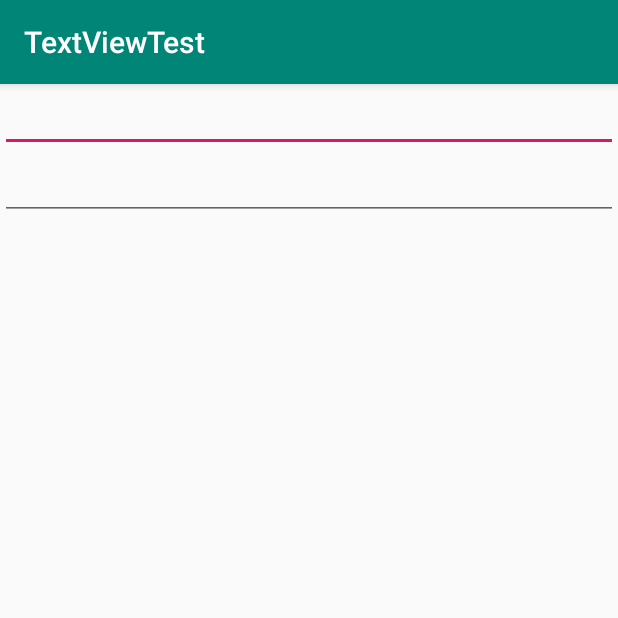
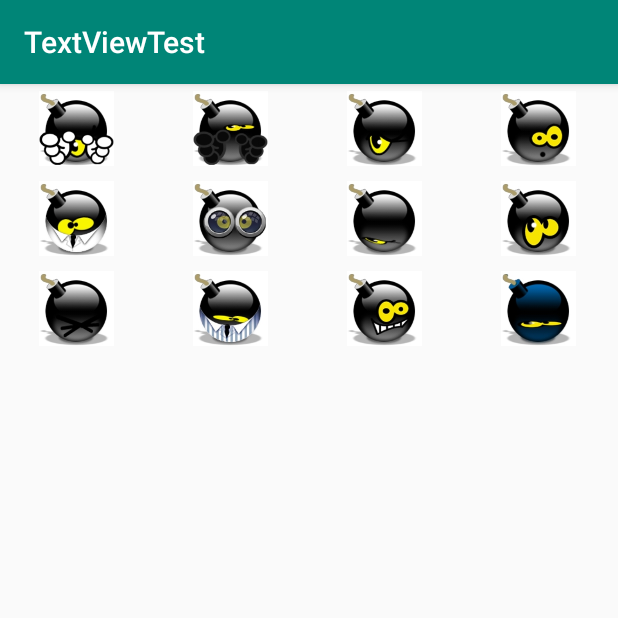
Before and after one commit to jfq3301/crazy_android, an Android app: the screen it shows after launch (MainActivity), on a phone screen of 412 x 824 dp, the top half of it. Run offline under Robolectric (Android 15) with nearby library versions, the phone set to English and light mode, and no system bars.

Commit message:
grid view test.

```diff
--- a/chapter2/TextViewTest/app/src/main/java/com/example/textviewtest/MainActivity.java
+++ b/chapter2/TextViewTest/app/src/main/java/com/example/textviewtest/MainActivity.java
@@ -6,51 +6,66 @@
 
 package com.example.textviewtest;
 
-import android.graphics.Bitmap;
-import android.graphics.drawable.BitmapDrawable;
-import android.os.SystemClock;
+//import android.graphics.Bitmap;
+//import android.graphics.drawable.BitmapDrawable;
+//import android.os.SystemClock;
 import android.support.v7.app.AppCompatActivity;
 import android.os.Bundle;
-import android.view.MotionEvent;
+//import android.view.MotionEvent;
 import android.view.View;
-import android.widget.ArrayAdapter;
-import android.widget.AutoCompleteTextView;
-import android.widget.Button;
-import android.widget.CheckBox;
-import android.widget.Chronometer;
-import android.widget.CompoundButton;
+import android.widget.AdapterView;
+//import android.widget.ArrayAdapter;
+//import android.widget.AutoCompleteTextView;
+//import android.widget.Button;
+//import android.widget.CheckBox;
+//import android.widget.Chronometer;
+//import android.widget.CompoundButton;
+import android.widget.GridView;
 import android.widget.ImageView;
-import android.widget.LinearLayout;
-import android.widget.MultiAutoCompleteTextView;
-import android.widget.QuickContactBadge;
-import android.widget.RadioGroup;
-import android.widget.Switch;
-import android.widget.TextView;
-import android.widget.ToggleButton;
+//import android.widget.LinearLayout;
+//import android.widget.MultiAutoCompleteTextView;
+//import android.widget.QuickContactBadge;
+//import android.widget.RadioGroup;
+import android.widget.SimpleAdapter;
+//import android.widget.Switch;
+//import android.widget.TextView;
+//import android.widget.ToggleButton;
+
+import java.util.ArrayList;
+import java.util.HashMap;
+import java.util.List;
+import java.util.Map;
 
 public class MainActivity extends AppCompatActivity {
 
 //    RadioGroup rg;
 //    TextView tv;
-    Chronometer ch;
-    Button start;
-
-    ToggleButton toggle;
-    Switch switcher;
-
-    ImageView image1;
-    ImageView image2;
-    int[] images = new int[]{
-            R.drawable.lijiang,
-            R.drawable.qiao,
-            R.drawable.shuangta,
-            R.drawable.shui,
-            R.drawable.xiangbi
+//    Chronometer ch;
+//    Button start;
+//
+//    ToggleButton toggle;
+//    Switch switcher;
+//
+//    ImageView image1;
+//    ImageView image2;
+//    int[] images = new int[]{
+//            R.drawable.lijiang,
+//            R.drawable.qiao,
+//            R.drawable.shuangta,
+//            R.drawable.shui,
+//            R.drawable.xiangbi
+//    };
+//    int currentImg = 2;
+//    private int alpha = 255;
+//
+//    QuickContactBadge badge;
+    GridView grid;
+    ImageView imageView;
+    int[] imageIds = new int[] {
+            R.drawable.bomb5, R.drawable.bomb6,  R.drawable.bomb7,  R.drawable.bomb8,
+            R.drawable.bomb9, R.drawable.bomb10,  R.drawable.bomb11,  R.drawable.bomb12,
+            R.drawable.bomb13, R.drawable.bomb14,  R.drawable.bomb15,  R.drawable.bomb16
     };
-    int currentImg = 2;
-    private int alpha = 255;
-
-    QuickContactBadge badge;
 
     @Override
     protected void onCreate(Bundle savedInstanceState) {
@@ -220,23 +235,65 @@ public class MainActivity extends AppCompatActivity {
          * @author fjiang2
          * @date 2019.5.30
          */
-        setContentView(R.layout.auto_complete_text_view_test);
-        AutoCompleteTextView auto = findViewById(R.id.auto);
-        MultiAutoCompleteTextView mauto = findViewById(R.id.mauto);
-        String [] books = new String[]{
-                "crazy java",
-                "crazy ajax",
-                "crazy android",
-                "crazy xml"
-        };
+//        setContentView(R.layout.auto_complete_text_view_test);
+//        AutoCompleteTextView auto = findViewById(R.id.auto);
+//        MultiAutoCompleteTextView mauto = findViewById(R.id.mauto);
+//        String [] books = new String[]{
+//                "crazy java",
+//                "crazy ajax",
+//                "crazy android",
+//                "crazy xml"
+//        };
+//
+//        ArrayAdapter<String> aa = new ArrayAdapter<String>(this,
+//                android.R.layout.simple_dropdown_item_1line,
+//                books);
+//
+//        auto.setAdapter(aa);
+//        mauto.setAdapter(aa);
+//        mauto.setTokenizer(new MultiAutoCompleteTextView.CommaTokenizer());
 
-        ArrayAdapter<String> aa = new ArrayAdapter<String>(this,
-                android.R.layout.simple_dropdown_item_1line,
-                books);
+        /**
+         * @brief grid view test.
+         * @author fjiang2
+         * @date 2019.5.30
+         */
+        setContentView(R.layout.grid_view_test);
+        List<Map<String, Object>> listItems =
+                new ArrayList<Map<String, Object>>();
+        for(int i = 0; i < imageIds.length; i++) {
+            Map<String, Object> listItem = new HashMap<String, Object>();
+            ((HashMap) listItem).put("images", imageIds[i]);
+            ((ArrayList) listItems).add(listItem);
+        }
 
-        auto.setAdapter(aa);
-        mauto.setAdapter(aa);
-        mauto.setTokenizer(new MultiAutoCompleteTextView.CommaTokenizer());
+        imageView = findViewById(R.id.imageView);
+        grid = findViewById(R.id.grid);
+        SimpleAdapter simpleAdapter = new SimpleAdapter(this,
+                listItems,
+                R.layout.cell,
+                new String[] {"images"},
+                new int[] {R.id.cellImage});
+        grid.setAdapter(simpleAdapter);
+        grid.setOnItemClickListener(new AdapterView.OnItemClickListener() {
+            @Override
+            public void onItemClick(AdapterView<?> parent, View view, int position, long id) {
+                imageView.setImageResource(imageIds[position]);
+            }
+        });
+
+        grid.setOnItemSelectedListener(new AdapterView.OnItemSelectedListener() {
+            @Override
+            public void onItemSelected(AdapterView<?> parent, View view, int position, long id) {
+                imageView.setImageResource(imageIds[position]);
+            }
+
+            @Override
+            public void onNothingSelected(AdapterView<?> parent) {
+
+            }
+        });
+
 
     }
 }
--- /dev/null
+++ b/chapter2/TextViewTest/app/src/main/res/layout/cell.xml
@@ -0,0 +1,12 @@
+<?xml version="1.0" encoding="utf-8"?>
+<LinearLayout xmlns:android="http://schemas.android.com/apk/res/android"
+    android:layout_width="match_parent"
+    android:layout_height="match_parent"
+    android:orientation="horizontal"
+    android:gravity="center_horizontal"
+    android:padding="2pt">
+    <ImageView
+        android:layout_width="50dp"
+        android:layout_height="50dp"
+        android:id="@+id/cellImage"/>
+</LinearLayout>
--- /dev/null
+++ b/chapter2/TextViewTest/app/src/main/res/layout/grid_view_test.xml
@@ -0,0 +1,21 @@
+<?xml version="1.0" encoding="utf-8"?>
+<LinearLayout xmlns:android="http://schemas.android.com/apk/res/android"
+    android:layout_width="match_parent"
+    android:layout_height="match_parent"
+    android:orientation="vertical"
+    android:gravity="center_horizontal">
+    <GridView
+        android:layout_width="match_parent"
+        android:layout_height="wrap_content"
+        android:id="@+id/grid"
+        android:horizontalSpacing="1dp"
+        android:verticalSpacing="1dp"
+        android:numColumns="4"
+        android:gravity="center">
+    </GridView>
+    <ImageView
+        android:layout_width="240dp"
+        android:layout_height="240dp"
+        android:id="@+id/imageView"
+        android:layout_gravity="center_horizontal"/>
+</LinearLayout>
```
Also changed, not shown: chapter2/TextViewTest/app/src/main/res/drawable/bg.png (added), chapter2/TextViewTest/app/src/main/res/drawable/bg_new.9.png (added), chapter2/TextViewTest/app/src/main/res/drawable/bomb10.jpg (added), chapter2/TextViewTest/app/src/main/res/drawable/bomb11.jpg (added), chapter2/TextViewTest/app/src/main/res/drawable/bomb12.jpg (added), chapter2/TextViewTest/app/src/main/res/drawable/bomb13.jpg (added), chapter2/TextViewTest/app/src/main/res/drawable/bomb14.jpg (added), chapter2/TextViewTest/app/src/main/res/drawable/bomb15.jpg (added), chapter2/TextViewTest/app/src/main/res/drawable/bomb16.jpg (added), chapter2/TextViewTest/app/src/main/res/drawable/bomb5.jpg (added), chapter2/TextViewTest/app/src/main/res/drawable/bomb6.jpg (added), chapter2/TextViewTest/app/src/main/res/drawable/bomb7.jpg (added), chapter2/TextViewTest/app/src/main/res/drawable/bomb8.jpg (added), chapter2/TextViewTest/app/src/main/res/drawable/bomb9.jpg (added).
